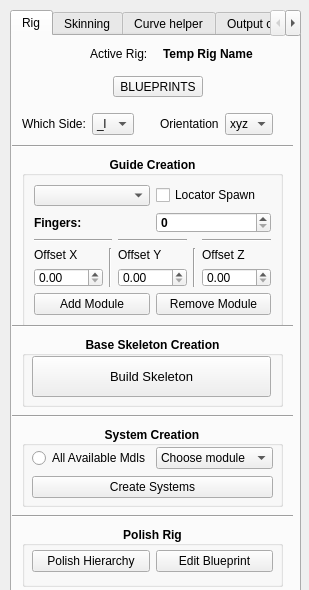
JamesV-S/Jmvs_character_auto_rigging_tool, file interface/Jmvs_character_auto_rigger_002.ui: the form before one commit.
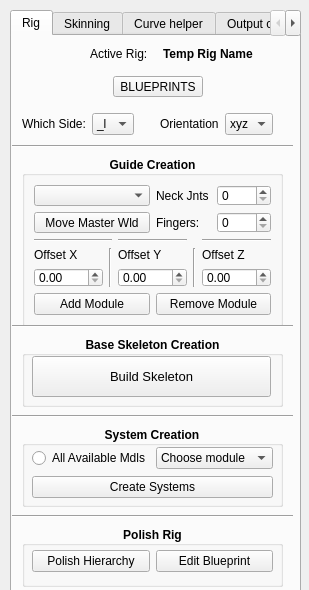
The form after the commit. Icons and pictures are not drawn.

The edit to the form file:
```diff
--- a/interface/Jmvs_character_auto_rigger_002.ui
+++ b/interface/Jmvs_character_auto_rigger_002.ui
@@ -103,11 +103,59 @@
         <item row="2" column="0">
          <layout class="QHBoxLayout" name="horizontalLayout_6">
           <item>
+           <layout class="QHBoxLayout" name="horizontalLayout_8">
+            <item>
+             <widget class="QPushButton" name="move_master_wld_btn">
+              <property name="font">
+               <font>
+                <weight>50</weight>
+                <bold>false</bold>
+               </font>
+              </property>
+              <property name="text">
+               <string>Move Master Wld</string>
+              </property>
+             </widget>
+            </item>
+           </layout>
+          </item>
+         </layout>
+        </item>
+        <item row="1" column="1">
+         <layout class="QHBoxLayout" name="neck_jnts_horiz_Layout">
+          <item>
+           <widget class="QLabel" name="label_8">
+            <property name="font">
+             <font>
+              <weight>50</weight>
+              <bold>false</bold>
+             </font>
+            </property>
+            <property name="text">
+             <string>Neck Jnts</string>
+            </property>
+           </widget>
+          </item>
+          <item>
+           <widget class="QSpinBox" name="spinBox">
+            <property name="font">
+             <font>
+              <weight>50</weight>
+              <bold>false</bold>
+             </font>
+            </property>
+           </widget>
+          </item>
+         </layout>
+        </item>
+        <item row="2" column="1">
+         <layout class="QHBoxLayout" name="horizontalLayout_7">
+          <item>
            <widget class="QLabel" name="finger_lbl">
             <property name="font">
              <font>
-              <weight>75</weight>
-              <bold>true</bold>
+              <weight>50</weight>
+              <bold>false</bold>
              </font>
             </property>
             <property name="text">
@@ -115,31 +163,18 @@
             </property>
            </widget>
           </item>
+          <item>
+           <widget class="QSpinBox" name="finger_number_ddbox">
+            <property name="font">
+             <font>
+              <weight>50</weight>
+              <bold>false</bold>
+             </font>
+            </property>
+           </widget>
+          </item>
          </layout>
         </item>
-        <item row="2" column="1">
-         <widget class="QSpinBox" name="finger_number_ddbox">
-          <property name="font">
-           <font>
-            <weight>75</weight>
-            <bold>true</bold>
-           </font>
-          </property>
-         </widget>
-        </item>
-        <item row="1" column="1">
-         <widget class="QCheckBox" name="checkBox">
-          <property name="font">
-           <font>
-            <weight>50</weight>
-            <bold>false</bold>
-           </font>
-          </property>
-          <property name="text">
-           <string>Locator Spawn</string>
-          </property>
-         </widget>
-        </item>
        </layout>
       </item>
       <item row="3" column="0">
```
Left out of the diff: 65 changed lines with no effect on the pictures.
